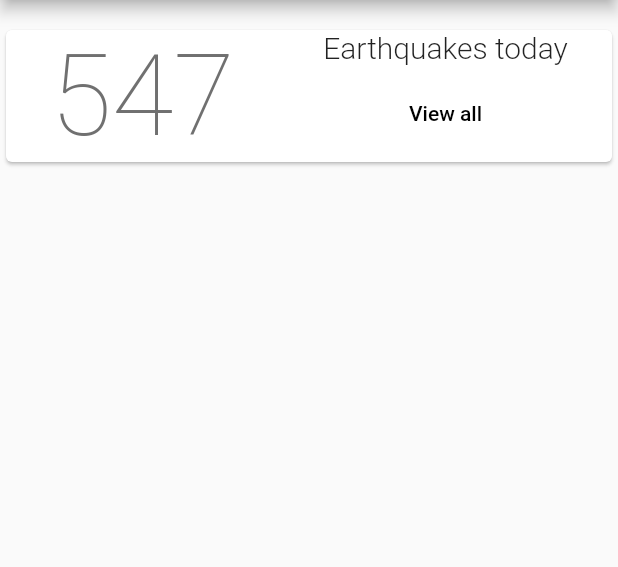
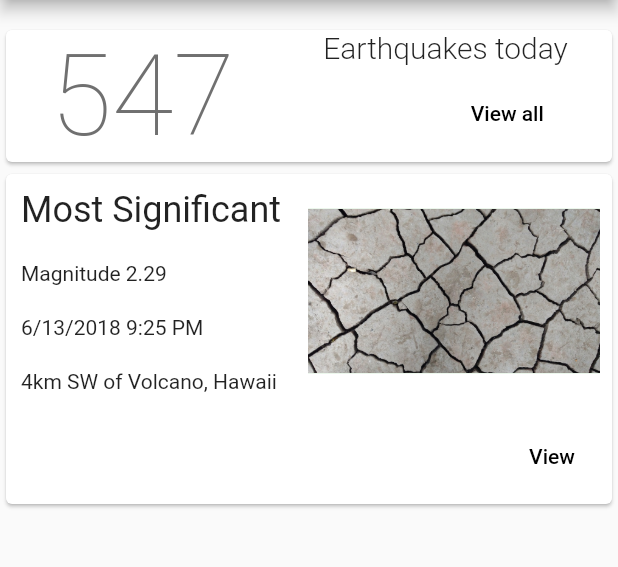
Before and after one commit to NilsBacke/Earthquake-Data-Mapper, a Flutter app: the screen it shows after launch, on a phone screen of 412 x 824 dp, the part 84-651 px from its top. Run offline on Flutter 3.47's test engine with Material 2 defaults, Android fonts, the phone set to English and light mode, and no system bars; missing offline and left inert: map_view; network calls fail; statements that could not run were skipped.

Commit message:
Added most significant card

```diff
--- a/lib/main.dart
+++ b/lib/main.dart
@@ -41,6 +41,7 @@ class _HomeState extends State<Home> {
                 padding: const EdgeInsets.only(top: 16.0),
               ),
               headerCard(),
+              mostSigCard(),
             ],
           ),
         ),
@@ -66,14 +67,12 @@ class _HomeState extends State<Home> {
           new Container(
             child: new Column(
               mainAxisSize: MainAxisSize.min,
-              mainAxisAlignment: MainAxisAlignment.end,
+              crossAxisAlignment: CrossAxisAlignment.end,
               children: <Widget>[
-                new Container(
-                  child: new Text(
-                    "Earthquakes today",
-                    style: new TextStyle(
-                        fontSize: 20.0, fontWeight: FontWeight.w300),
-                  ),
+                new Text(
+                  "Earthquakes today",
+                  style: new TextStyle(
+                      fontSize: 20.0, fontWeight: FontWeight.w300),
                 ),
                 new ButtonTheme.bar(
                   child: ButtonBar(
@@ -100,4 +99,91 @@ class _HomeState extends State<Home> {
       ),
     );
   }
+
+  Widget mostSigCard() {
+    return new Card(
+      child: new Column(
+        mainAxisSize: MainAxisSize.min,
+        children: <Widget>[
+          new Row(
+            mainAxisSize: MainAxisSize.max,
+            children: <Widget>[
+              new Column(
+                crossAxisAlignment: CrossAxisAlignment.start,
+                mainAxisAlignment: MainAxisAlignment.start,
+                mainAxisSize: MainAxisSize.min,
+                children: <Widget>[
+                  new Padding(
+                    padding: const EdgeInsets.all(10.0),
+                    child: new Text(
+                      "Most Significant",
+                      style: new TextStyle(
+                        fontSize: 24.0,
+                      ),
+                    ),
+                  ),
+                  new Padding(
+                    padding: const EdgeInsets.all(10.0),
+                    child: new Text(
+                      "Magnitude 2.29",
+                      style: new TextStyle(
+                        fontSize: 14.0,
+                      ),
+                    ),
+                  ),
+                  new Padding(
+                    padding: const EdgeInsets.all(10.0),
+                    child: new Text(
+                      "6/13/2018 9:25 PM",
+                      style: new TextStyle(
+                        fontSize: 14.0,
+                      ),
+                    ),
+                  ),
+                  new Padding(
+                    padding: const EdgeInsets.all(10.0),
+                    child: new Text(
+                      "4km SW of Volcano, Hawaii",
+                      style: new TextStyle(
+                        fontSize: 14.0,
+                      ),
+                    ),
+                  ),
+                ],
+              ),
+              new Expanded(
+                child: new Padding(
+                  padding: const EdgeInsets.all(8.0),
+                  child: new Container(
+                      color: Colors.green,
+                      child: new FittedBox(
+                        fit: BoxFit.contain,
+                        child: new Image.asset("images/cracks.jpg"),
+                      )),
+                ),
+              ),
+            ],
+          ),
+          new ButtonTheme.bar(
+            child: ButtonBar(
+              alignment: MainAxisAlignment.end,
+              children: <Widget>[
+                new FlatButton(
+                  child: new Text(
+                    "View",
+                  ),
+                  onPressed: () {
+                    print("pressed");
+                    setState(() {
+                      earthquakeData.showMap();
+                    });
+                  },
+                ),
+              ],
+            ),
+          )
+        ],
+      ),
+    );
+  }
 }
```
